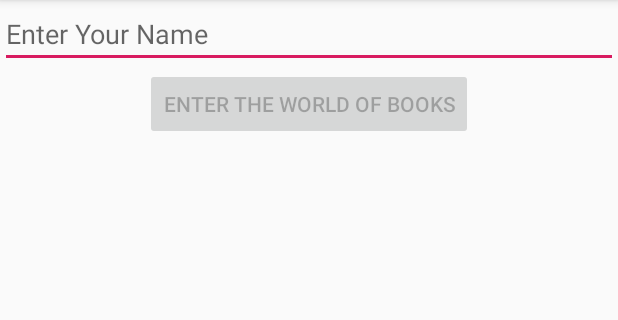
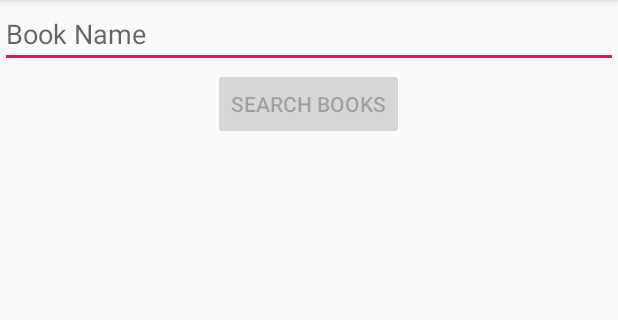
Before and after one commit to bitweft/book_information_espresso_demo, an Android app: the screen it shows after launch (HomeActivity), on a phone screen of 412 x 824 dp, the part 84-404 px from its top. Run offline under Robolectric (Android 15) with nearby library versions, the phone set to English and light mode, and no system bars.

Commit message:
Add ability to search for books using open library apis and display them

```diff
--- a/app/src/main/AndroidManifest.xml
+++ b/app/src/main/AndroidManifest.xml
@@ -1,6 +1,7 @@
 <?xml version="1.0" encoding="utf-8"?>
 <manifest xmlns:android="http://schemas.android.com/apk/res/android"
     package="com.example.bookinformation">
+    <uses-permission android:name="android.permission.INTERNET" />
 
     <application
         android:allowBackup="true"
--- a/app/src/main/java/com/bookinformation/activities/HomeActivity.kt
+++ b/app/src/main/java/com/bookinformation/activities/HomeActivity.kt
@@ -9,28 +9,28 @@ import androidx.core.widget.addTextChangedListener
 import com.example.bookinformation.R
 
 class HomeActivity : AppCompatActivity() {
-    lateinit var enterButton: Button
-    lateinit var userName: EditText
-
+    private lateinit var searchButton: Button
+    private lateinit var bookName: EditText
 
     override fun onCreate(savedInstanceState: Bundle?) {
         super.onCreate(savedInstanceState)
         setContentView(R.layout.activity_home)
 
-        userName = findViewById(R.id.user_name)
-        enterButton = findViewById(R.id.enter_books_button)
+        bookName = findViewById(R.id.book_name)
+        searchButton = findViewById(R.id.search_books)
 
-        userName.addTextChangedListener { enableButton() }
-        enterButton.setOnClickListener { enterBooksList() }
+        bookName.addTextChangedListener { conditionallyEnableButton() }
+        searchButton.setOnClickListener { enterBooksList() }
     }
 
-    private fun enableButton() {
-        enterButton.isEnabled = userName.text.trim().isNotEmpty()
+    private fun conditionallyEnableButton() {
+        searchButton.isEnabled = bookName.text.trim().isNotEmpty()
     }
 
     private fun enterBooksList() {
+        val bookName = bookName.text.toString()
         val intent = Intent(this, BookListActivity::class.java).apply {
-            putExtra("userName", userName.text.toString())
+            putExtra("bookName", bookName)
         }
         startActivity(intent)
     }
--- a/app/src/main/java/com/bookinformation/api_client/BookApiClient.kt
+++ b/app/src/main/java/com/bookinformation/api_client/BookApiClient.kt
@@ -21,7 +21,7 @@ class BookApiClient {
             .host(host)
             .addPathSegment(searchListPath)
             .addEncodedQueryParameter("title", bookName)
-            .addEncodedQueryParameter("limit", "5")
+            .addEncodedQueryParameter("limit", "15")
             .build()
     }
 }
--- a/app/src/main/res/layout/activity_home.xml
+++ b/app/src/main/res/layout/activity_home.xml
@@ -11,23 +11,23 @@
         android:orientation="vertical">
 
         <EditText
-            android:id="@+id/user_name"
+            android:id="@+id/book_name"
             android:layout_width="match_parent"
             android:layout_height="wrap_content"
             android:layout_gravity="center_horizontal"
-            android:hint="@string/enter_your_name">
+            android:hint="@string/search_book">
 
             <requestFocus />
 
         </EditText>
 
         <Button
-            android:id="@+id/enter_books_button"
+            android:id="@+id/search_books"
             android:layout_width="wrap_content"
             android:layout_height="wrap_content"
             android:layout_gravity="center_horizontal"
             android:enabled="false"
-            android:text="@string/enter_books_list" />
+            android:text="@string/search_books" />
     </LinearLayout>
 
 
--- a/app/src/main/res/values/strings.xml
+++ b/app/src/main/res/values/strings.xml
@@ -1,5 +1,5 @@
 <resources>
     <string name="app_name">Books Information</string>
-    <string name="enter_your_name">Enter Your Name</string>
-    <string name="enter_books_list">Enter The World of Books</string>
+    <string name="search_book">Book Name</string>
+    <string name="search_books">Search Books</string>
 </resources>
```
Also changed, not shown: app/src/main/java/com/bookinformation/activities/BookListActivity.kt (+48 -1 lines), app/src/main/java/com/bookinformation/adapter/BookAdapter.kt (added, +25 -0 lines), app/src/main/res/layout/activity_book_list.xml (+8 -2 lines), app/src/main/res/layout/book_result_detail.xml (added, +51 -0 lines).
